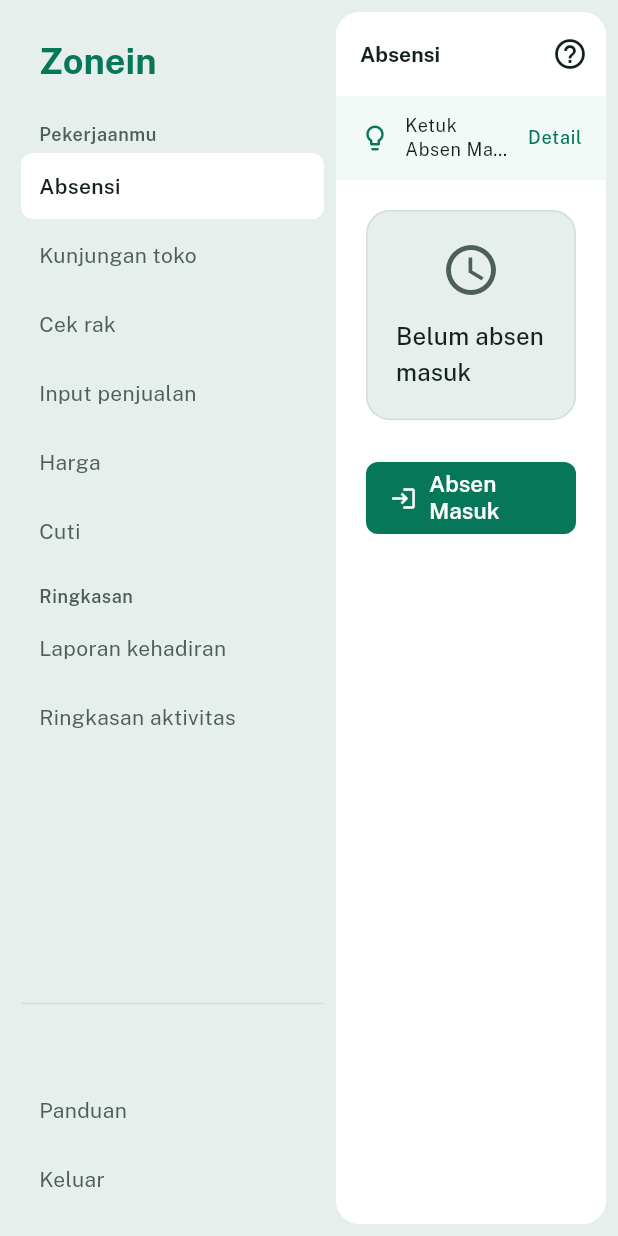
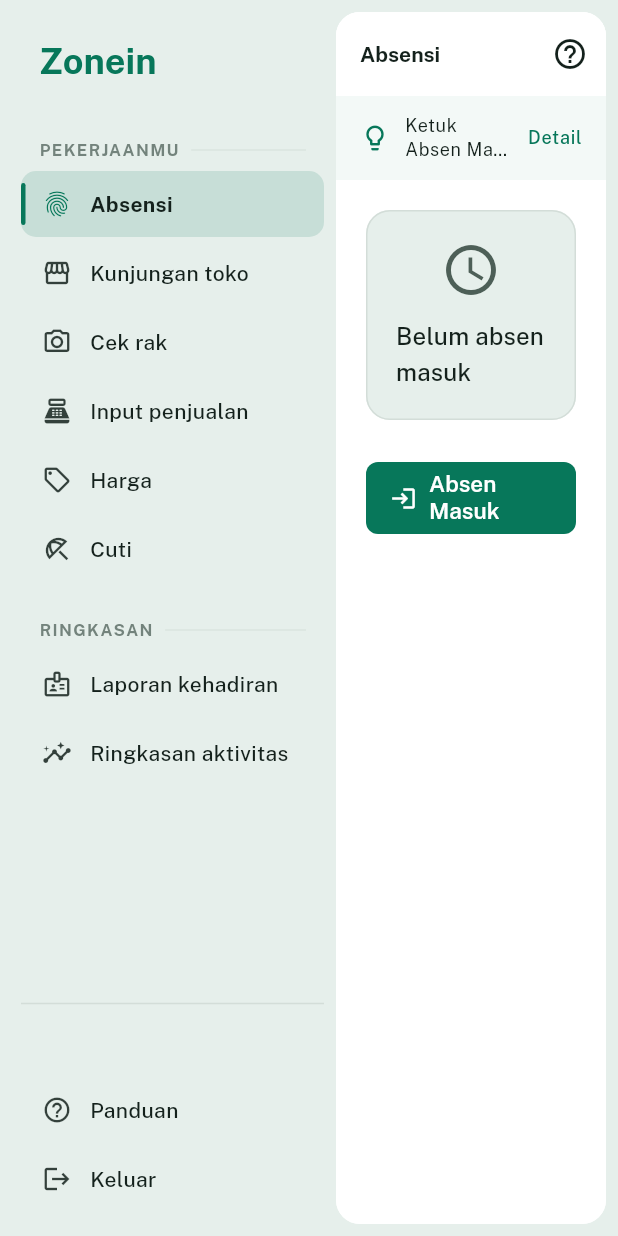
Before and after one commit to FarrelAlfarabi/Sales-Helper-App, a Flutter app: the DesktopShell screen opened directly with empty values, on a phone screen of 412 x 824 dp. Run offline on Flutter 3.47's test engine with Material 3 defaults, Android fonts, the phone set to English and light mode, and no system bars; our stand-ins replace file_picker, flutter_map, geolocator, google_fonts, image_picker, latlong2 and 1 more; accounts and stored records are empty.

Commit message:
Sidebar: icons, uppercase group labels with divider, selected pill with accent bar; scrollable period chips
Co-Authored-By: Claude Sonnet 5.5 <noreply@anthropic.com>
Claude-Session: https://claude.ai/code/session_0196VEcUEDGfNbsE2rGdKfek

```diff
--- a/lib/features/insights/insights_screen.dart
+++ b/lib/features/insights/insights_screen.dart
@@ -111,7 +111,9 @@ class _InsightsScreenState extends State<InsightsScreen> {
           : ListView(
               padding: const EdgeInsets.all(20),
               children: [
-                Row(children: [
+                SingleChildScrollView(
+                  scrollDirection: Axis.horizontal,
+                  child: Row(children: [
                   SegmentedButton<int>(
                     segments: const [
                       ButtonSegment(value: 7, label: Text('7 hari')),
@@ -122,6 +124,7 @@ class _InsightsScreenState extends State<InsightsScreen> {
                     onSelectionChanged: (s) => setState(() => _days = s.first),
                   ),
                 ]),
+                ),
                 if (_spent != null) ...[
                   const SizedBox(height: 12),
                   _CreditCard(
--- a/lib/features/shell/desktop_shell.dart
+++ b/lib/features/shell/desktop_shell.dart
@@ -20,8 +20,9 @@ import '../store_visit/store_visit_screen.dart';
 import '../summary/summary_screen.dart';
 
 class _Item {
-  const _Item(this.label, this.build);
+  const _Item(this.label, this.icon, this.build);
   final String label;
+  final IconData icon;
   final Widget Function() build;
 }
 
@@ -60,38 +61,38 @@ class _DesktopShellState extends State<DesktopShell> {
     if (!widget.isManager) {
       return [
         _Group('Pekerjaanmu', [
-          _Item('Absensi', () => const ClockInScreen()),
-          _Item('Kunjungan toko', () => const StoreVisitScreen()),
-          _Item('Cek rak', () => const ShelfCheckScreen()),
-          _Item('Input penjualan', () => const SalesEntryScreen()),
-          _Item('Harga', () => const PricingScreen()),
-          _Item('Cuti', () => const LeaveScreen()),
+          _Item('Absensi', Icons.fingerprint, () => const ClockInScreen()),
+          _Item('Kunjungan toko', Icons.storefront_outlined, () => const StoreVisitScreen()),
+          _Item('Cek rak', Icons.photo_camera_outlined, () => const ShelfCheckScreen()),
+          _Item('Input penjualan', Icons.point_of_sale, () => const SalesEntryScreen()),
+          _Item('Harga', Icons.sell_outlined, () => const PricingScreen()),
+          _Item('Cuti', Icons.beach_access_outlined, () => const LeaveScreen()),
         ]),
         _Group('Ringkasan', [
-          _Item('Laporan kehadiran', () => const AttendanceReportScreen(mine: true)),
-          _Item('Ringkasan aktivitas', () => const SummaryScreen()),
+          _Item('Laporan kehadiran', Icons.badge_outlined, () => const AttendanceReportScreen(mine: true)),
+          _Item('Ringkasan aktivitas', Icons.insights_outlined, () => const SummaryScreen()),
         ]),
       ];
     }
     return [
       _Group('Ringkasan', [
-        _Item('Dasbor', () => const DashboardScreen()),
-        _Item('Absensi', () => const AttendanceReportScreen()),
-        _Item('Kunjungan toko', () => const StoreVisitReportScreen()),
+        _Item('Dasbor', Icons.space_dashboard_outlined, () => const DashboardScreen()),
+        _Item('Absensi', Icons.event_available_outlined, () => const AttendanceReportScreen()),
+        _Item('Kunjungan toko', Icons.pin_drop_outlined, () => const StoreVisitReportScreen()),
       ]),
       _Group('Data lapangan', [
-        _Item('Cek rak', () => const ShelfCheckScreen()),
-        _Item('Penjualan dan harga', () => const SalesPriceScreen()),
-        _Item('Wawasan AI', () => const InsightsScreen()),
+        _Item('Cek rak', Icons.photo_camera_outlined, () => const ShelfCheckScreen()),
+        _Item('Penjualan dan harga', Icons.bar_chart_outlined, () => const SalesPriceScreen()),
+        _Item('Wawasan AI', Icons.auto_awesome_outlined, () => const InsightsScreen()),
       ]),
       _Group('Orang dan toko', [
-        _Item('Persetujuan cuti', () => const LeaveReviewScreen()),
-        _Item('Penugasan toko', () => const StoreAssignmentScreen()),
-        _Item('Toko', () => const StoreManagementScreen()),
-        if (widget.isAdminAccount) _Item('Karyawan', () => const UserManagementScreen()),
+        _Item('Persetujuan cuti', Icons.fact_check_outlined, () => const LeaveReviewScreen()),
+        _Item('Penugasan toko', Icons.assignment_ind_outlined, () => const StoreAssignmentScreen()),
+        _Item('Toko', Icons.store_mall_directory_outlined, () => const StoreManagementScreen()),
+        if (widget.isAdminAccount) _Item('Karyawan', Icons.group_outlined, () => const UserManagementScreen()),
       ]),
       _Group('Pekerjaanmu', [
-        _Item('Absensi saya', () => const ClockInScreen()),
+        _Item('Absensi saya', Icons.fingerprint, () => const ClockInScreen()),
       ]),
     ];
   }
@@ -120,12 +121,21 @@ class _DesktopShellState extends State<DesktopShell> {
                 child: ListView(children: [
                   for (final g in _groups) ...[
                     Padding(
-                      padding: const EdgeInsets.fromLTRB(12, 12, 12, 4),
-                      child: Text(g.title,
-                          style: t.bodySmall?.copyWith(color: cs.onSurfaceVariant, fontWeight: FontWeight.w600)),
+                      padding: const EdgeInsets.fromLTRB(12, 22, 12, 6),
+                      child: Row(children: [
+                        Text(g.title.toUpperCase(),
+                            style: t.labelSmall?.copyWith(
+                                color: cs.onSurfaceVariant.withValues(alpha: 0.75),
+                                fontSize: 11,
+                                fontWeight: FontWeight.w700,
+                                letterSpacing: 0.9)),
+                        const SizedBox(width: 8),
+                        Expanded(child: Divider(height: 1, color: cs.outlineVariant.withValues(alpha: 0.6))),
+                      ]),
                     ),
                     for (final it in g.items) _NavTile(
                       label: it.label,
+                      icon: it.icon,
                       selected: identical(it, _current),
                       onTap: () => setState(() => _current = it),
                     ),
@@ -140,8 +150,8 @@ class _DesktopShellState extends State<DesktopShell> {
                   Text(widget.roleLabel, style: t.bodySmall?.copyWith(color: cs.onSurfaceVariant)),
                 ]),
               ),
-              _NavTile(label: 'Panduan', selected: false, onTap: () => showHelpSheet(context, HelpTopic.guide)),
-              _NavTile(label: 'Keluar', selected: false, onTap: () => supabase.auth.signOut()),
+              _NavTile(label: 'Panduan', icon: Icons.help_outline, selected: false, onTap: () => showHelpSheet(context, HelpTopic.guide)),
+              _NavTile(label: 'Keluar', icon: Icons.logout, selected: false, onTap: () => supabase.auth.signOut()),
             ]),
           ),
         ),
@@ -168,34 +178,59 @@ class _DesktopShellState extends State<DesktopShell> {
 }
 
 class _NavTile extends StatelessWidget {
-  const _NavTile({required this.label, required this.selected, required this.onTap});
+  const _NavTile({required this.label, required this.icon, required this.selected, required this.onTap});
   final String label;
+  final IconData icon;
   final bool selected;
   final VoidCallback onTap;
 
   @override
   Widget build(BuildContext context) {
     final cs = Theme.of(context).colorScheme;
+    final dark = Theme.of(context).brightness == Brightness.dark;
+    final fill = cs.primary.withValues(alpha: dark ? 0.22 : 0.14);
     return Padding(
       padding: const EdgeInsets.only(bottom: 2),
       child: Material(
-        color: selected ? cs.surface : Colors.transparent,
-        borderRadius: BorderRadius.circular(8),
+        color: selected ? fill : Colors.transparent,
+        borderRadius: BorderRadius.circular(10),
+        clipBehavior: Clip.antiAlias,
         child: InkWell(
-          borderRadius: BorderRadius.circular(8),
           onTap: onTap,
-          child: Container(
+          mouseCursor: SystemMouseCursors.click,
+          hoverColor: cs.primary.withValues(alpha: dark ? 0.12 : 0.08),
+          child: Stack(children: [
+            Container(
               constraints: const BoxConstraints(minHeight: 44),
-            padding: const EdgeInsets.symmetric(horizontal: 12),
+              padding: const EdgeInsets.fromLTRB(14, 0, 12, 0),
               alignment: Alignment.centerLeft,
+              child: Row(children: [
+                Icon(icon, size: 20, color: selected ? cs.primary : cs.onSurface.withValues(alpha: 0.85)),
+                const SizedBox(width: 12),
+                Expanded(
                   child: Text(
                     label,
+                    maxLines: 1,
+                    overflow: TextOverflow.ellipsis,
                     style: Theme.of(context).textTheme.bodyMedium?.copyWith(
-                    color: selected ? cs.onSurface : cs.onSurfaceVariant,
-                    fontWeight: selected ? FontWeight.w600 : FontWeight.w400,
+                          color: cs.onSurface,
+                          fontWeight: selected ? FontWeight.w700 : FontWeight.w500,
                         ),
                   ),
                 ),
+              ]),
+            ),
+            if (selected)
+              Positioned(
+                left: 0,
+                top: 8,
+                bottom: 8,
+                child: Container(
+                  width: 3,
+                  decoration: BoxDecoration(color: cs.primary, borderRadius: BorderRadius.circular(2)),
+                ),
+              ),
+          ]),
         ),
       ),
     );
```
Lines whose indentation alone changed are shown as unchanged.
